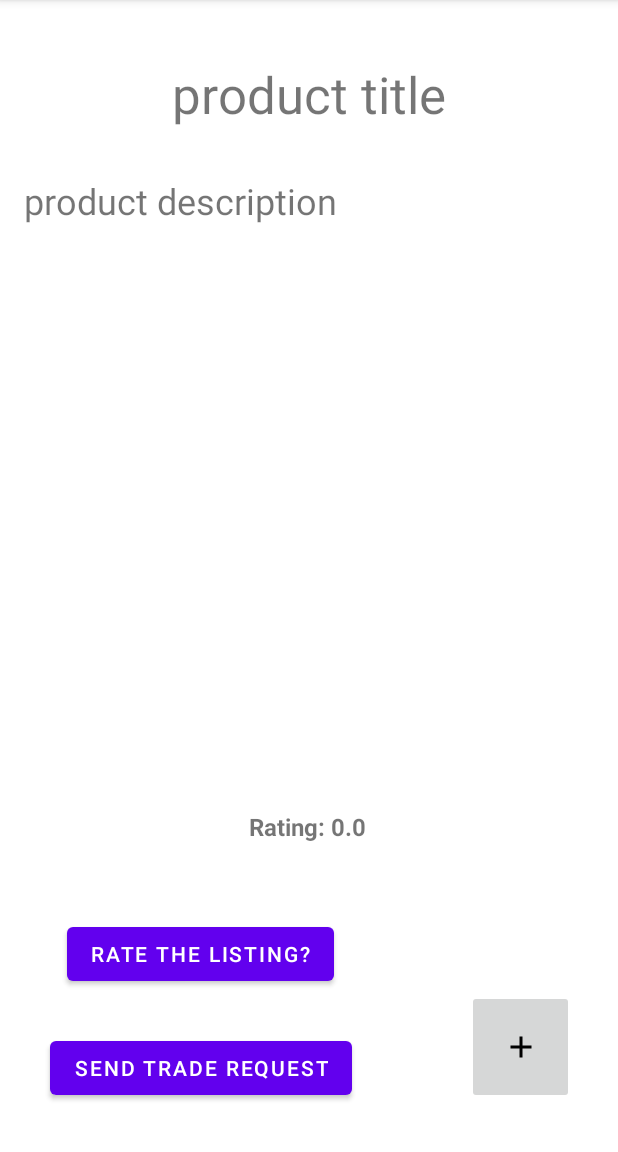
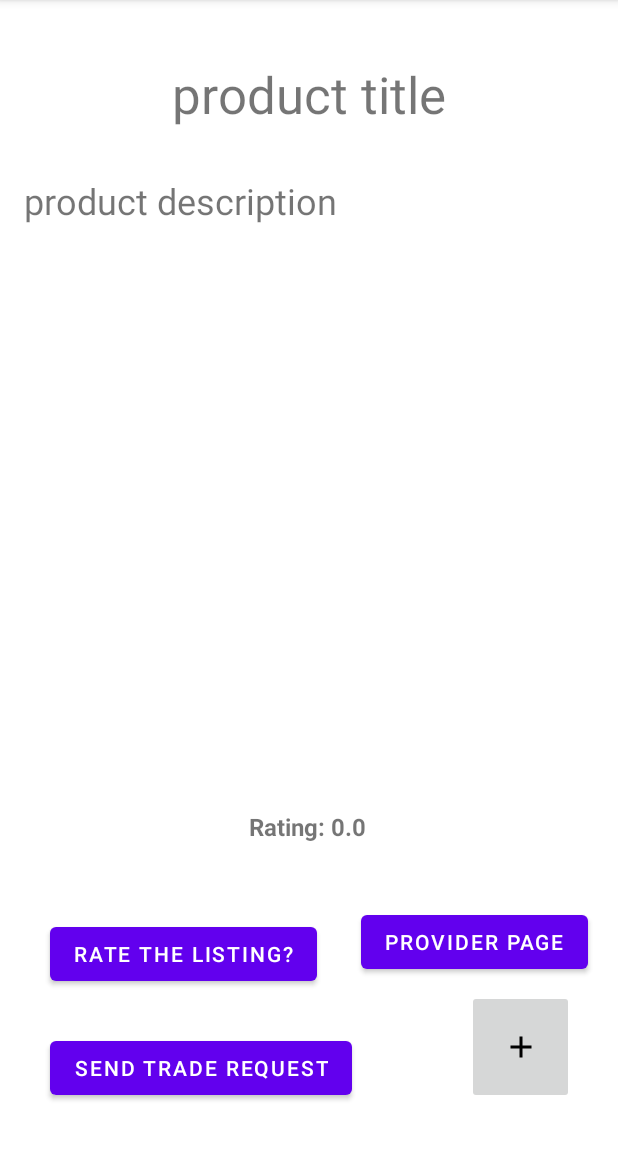
Before and after one commit to bo7ri/App_project_Online_Barter_Trader, an Android app: the ItemDetails screen opened directly, with no data from a screen before it, on a phone screen of 412 x 824 dp, the part 84-1236 px from its top. Run offline under Robolectric (Android 15) with nearby library versions, the phone set to English and light mode, and no system bars; our stand-ins replace Firebase (no records; nobody signed in at launch, a user with empty details on screens opened directly).

Commit message:
Created class and modified a layout

```diff
--- a/app/src/main/res/layout/activity_item_details.xml
+++ b/app/src/main/res/layout/activity_item_details.xml
@@ -59,7 +59,7 @@
         android:text="Rate the listing?"
         app:layout_constraintBottom_toTopOf="@+id/sendRequestBtn"
         app:layout_constraintEnd_toEndOf="parent"
-        app:layout_constraintHorizontal_bias="0.19"
+        app:layout_constraintHorizontal_bias="0.142"
         app:layout_constraintStart_toStartOf="parent" />
 
     <TextView
@@ -85,4 +85,14 @@
         app:layout_constraintEnd_toEndOf="parent"
         app:srcCompat="@drawable/add_product" />
 
+    <Button
+        android:id="@+id/providerProfilePage"
+        android:layout_width="wrap_content"
+        android:layout_height="wrap_content"
+        android:layout_marginEnd="20dp"
+        android:layout_marginBottom="8dp"
+        android:text="Provider Page"
+        app:layout_constraintBottom_toTopOf="@+id/EditPrdct"
+        app:layout_constraintEnd_toEndOf="parent" />
+
 </androidx.constraintlayout.widget.ConstraintLayout>
--- a/app/src/main/res/values/strings.xml
+++ b/app/src/main/res/values/strings.xml
@@ -32,7 +32,6 @@
     </string-array>
 
 
-
     <string name="messages">Messages</string>
     <string name="savedItems">Saved</string>
     <string name="homeButton">Home</string>
```
Also changed, not shown: app/src/main/AndroidManifest.xml (+18 -25 lines), app/src/main/java/ca/dal/cs/csci3130/g01/ProviderPage.java (added, +14 -0 lines), app/src/main/res/layout/activity_provider_page.xml (added, +9 -0 lines), 1050 other files.
